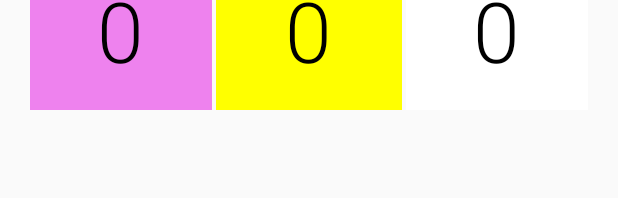
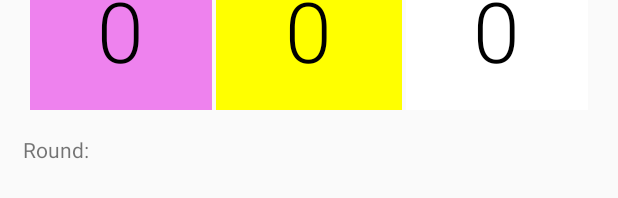
Before and after one commit to ChristineAlb/playwareHorse, an Android app: the layout activity_main.xml on its own in the app's theme, with its tools: preview values and no code run, on a phone screen of 412 x 824 dp. Shown: the part 973-1171 px from the top of the screen. Run offline under Robolectric (Android 15) with nearby library versions, the phone set to English and light mode, and no system bars.

Commit message:
HighScore with timing ready for testing

```diff
--- a/app/src/main/java/com/example/christine/horse/HighScore.java
+++ b/app/src/main/java/com/example/christine/horse/HighScore.java
@@ -105,6 +105,7 @@ public class HighScore extends com.example.christine.horse.Game {
                         //Get the reference time. This ensures time to switch player
                         TilePress myTile = new TilePress(tId, SystemClock.uptimeMillis());
                         seqToCompare.add(myTile);
+                        connection.setAllTilesColor(0);
                     } else {
                         //Check if timing is correct
                         long curTime = SystemClock.uptimeMillis();
@@ -195,8 +196,9 @@ public class HighScore extends com.example.christine.horse.Game {
         connection.setAllTilesColor(1); //What if this is out of bound?
     }
 
-    private void endGame() {}
-
+    private void endGame() {
+        this.stopGame();
+    }
 
     private void wrongMove(final int tile) {
         connection.setTileColor(currentPlayer,tile);
--- a/app/src/main/res/layout/activity_main.xml
+++ b/app/src/main/res/layout/activity_main.xml
@@ -378,6 +378,17 @@
 
         </LinearLayout>
 
+        <LinearLayout
+            android:layout_width="wrap_content"
+            android:layout_height="wrap_content"
+            android:layout_margin="15dp">
+            <TextView
+                android:id="@+id/roundText"
+                android:layout_width="match_parent"
+                android:layout_height="wrap_content"
+                android:text="Round: "/>
+        </LinearLayout>
+
     </LinearLayout>
 
     </ScrollView>
```
Also changed, not shown: app/src/main/java/com/example/christine/horse/Game.java (+8 -0 lines), app/src/main/java/com/example/christine/horse/MainActivity.java (+48 -0 lines).
